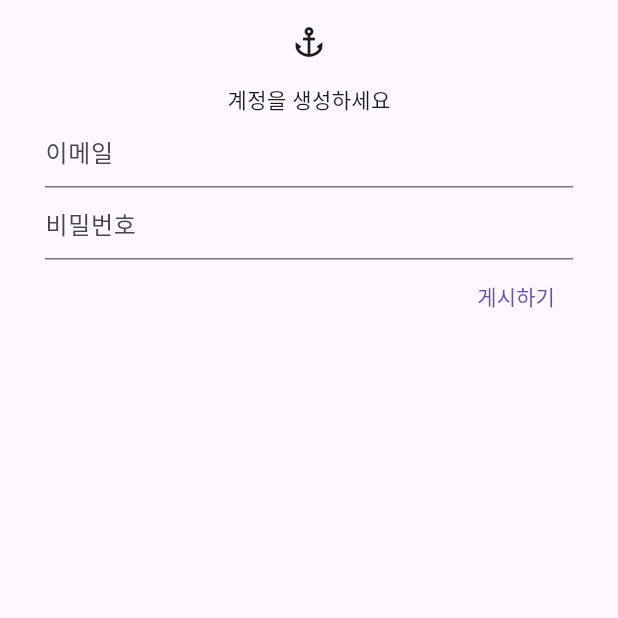
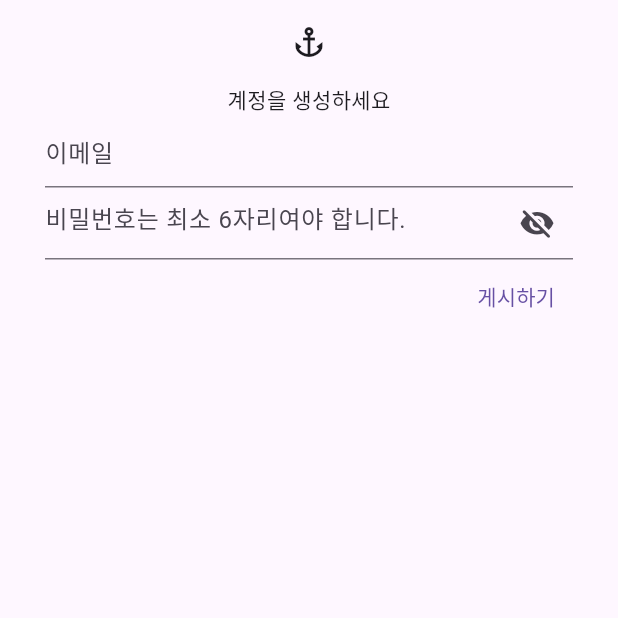
Before and after one commit to LangJooPractice/practice-flutter, a Flutter app: the Register screen opened by its route, on a phone screen of 412 x 824 dp, the top half of it. Run offline on Flutter 3.47's test engine with Material 3 defaults, Android fonts, the phone set to English and light mode, and no system bars; our stand-ins replace dio, flutter_riverpod, flutter_speed_dial, go_router, material_symbols_icons.

Commit message:
add : 회원가입 화면 mobile validation 구현

```diff
--- a/lib/provider/auth/register_provider.dart
+++ b/lib/provider/auth/register_provider.dart
@@ -6,6 +6,10 @@ final registerApiServiceProvider = Provider<RegisterApiService>((ref) {
   return RegisterApiService();
 });
 
+//StateNotifierProvider는 <NotifierType,StateType>을 가지며
+//NotifierType은 상태변화 로직을 포함하는 class이다.
+//AsyncValue<>는 위로인해 변화한 상태의 부모이다
+//즉 NotifierType를 통해 로직변화가 이루어지고 이를통한 상태변화의 결과가 AsyncValue<>
 final postRegisterProvider =
     StateNotifierProvider<RegisterProvider, AsyncValue<String?>>((ref) {
       return RegisterProvider(api: ref.watch(registerApiServiceProvider));
@@ -21,7 +25,7 @@ class RegisterProvider extends StateNotifier<AsyncValue<String?>> {
     //일단 로딩으로 바꿔
     state = AsyncLoading();
     //---------------------------------------
-    if (email == "test" && password == "test") {
+    if (email == "test@test.com" && password == "123456") {
       state = AsyncData("success");
       return "success";
     }
--- a/lib/screen/auth/login_screen.dart
+++ b/lib/screen/auth/login_screen.dart
@@ -57,6 +57,12 @@ class _LoginScreenState extends ConsumerState<LoginScreen> {
                 },
                 child: Text("회원가입하기"),
               ),
+              TextButton(
+                onPressed: () {
+                  context.go('/main');
+                },
+                child: Text("메인으로 이동"),
+              ),
             ],
           ),
         ),
--- a/lib/screen/auth/register.dart
+++ b/lib/screen/auth/register.dart
@@ -13,10 +13,20 @@ class Register extends ConsumerStatefulWidget {
 class _RegisterState extends ConsumerState<Register> {
   final registerEmailController = TextEditingController();
   final registerPasswordController = TextEditingController();
+  bool isObscure = true;
 
   @override
   Widget build(BuildContext context) {
+    //Form 위젯 밖에서(버튼) form.validate()을 하기 위해서 key를 사용하여 formState에 접근
+    final formKey = GlobalKey<FormState>();
+    //--------------------------------------------
+    //이건 회원가입 페이지에서 버튼등을 누를때 사용
     final registerState = ref.watch(postRegisterProvider);
+
+    //------------------------------------------
+    //회원가입 이후 서버의 응답에 따라 그 응답값을 listen 하고
+    //값에 따라 페이지 로직을 결정함
+    //success 이면 pop, fail/other이면 오류 메세지 출력
     ref.listen<AsyncValue<String?>>(postRegisterProvider, (prev, next) {
       next.when(
         data: (value) {
@@ -56,18 +66,63 @@ class _RegisterState extends ConsumerState<Register> {
         child: Column(
           children: [
             Center(child: Text("계정을 생성하세요")),
-            TextField(
-              controller: registerEmailController,
-              decoration: InputDecoration(hintText: "이메일"),
-            ),
-            TextField(
-              controller: registerPasswordController,
-              decoration: InputDecoration(hintText: "비밀번호"),
+
+            Form(
+              key: formKey,
+              autovalidateMode: AutovalidateMode.onUserInteraction,
+              child: Column(
+                children: [
+                  TextFormField(
+                    controller: registerEmailController,
+                    decoration: InputDecoration(hintText: "이메일"),
+                    validator: (value) {
+                      if (value == null || value.isEmpty) {
+                        return "이메일을 입력하세요,";
+                      } else if (!isValidEmail(value)) {
+                        return "올바른 이메일 형식을 입력하세요.";
+                      }
+                      return null;
+                    },
+                  ),
+                  TextFormField(
+                    obscureText: isObscure,
+                    controller: registerPasswordController,
+                    decoration: InputDecoration(
+                      hintText: "비밀번호는 최소 6자리여야 합니다.",
+                      suffixIcon: IconButton(
+                        onPressed: () {
+                          setState(() {
+                            isObscure = !isObscure;
+                          });
+                        },
+                        icon: Icon(
+                          isObscure
+                              ? Icons.visibility_off_rounded
+                              : Icons.visibility,
+                        ),
+                      ),
+                    ),
+                    validator: (value) {
+                      if (value == null || value.isEmpty) {
+                        return "비밀번호를 입력하세요,";
+                      } else if (value.length < 5) {
+                        return "비밀번호는 최소 6자리여야 합니다.";
+                      }
+                      return null;
+                    },
+                  ),
+                ],
+              ),
             ),
             Row(
               mainAxisAlignment: MainAxisAlignment.end,
               children: [
                 TextButton(
+                  //처음 누른 경우 당연히 isLoading이 아님 -> ref.read실행
+                  //ref.read를 사용하는 이유 -> notifier를 이용해서 postRegister를 사용하기 위해
+                  //postRegister의 parameter값을 controller를 통해 전달하고
+                  //서버로 그 값을 전송함 이후 로직은 서버의 응답으로부터 ASyncValue가 변하고
+                  //그걸 위의 ref.listen이 감지하여 상태에 따른 화면 구현
                   onPressed: registerState.isLoading
                       ? null
                       : () async {
@@ -82,6 +137,8 @@ class _RegisterState extends ConsumerState<Register> {
                             throw Exception(e);
                           }
                         },
+                  //누른경우 그 직후 registerState가 AsyncLoading으로 변하므로 버퍼가 돌고
+                  //이후 응답을 받으면 AsyncData값을 가지므로 다시 버튼을 활성화 함
                   child: registerState.isLoading
                       ? CircularProgressIndicator()
                       : Text("게시하기"),
@@ -94,3 +151,9 @@ class _RegisterState extends ConsumerState<Register> {
     );
   }
 }
+
+//그냥 복붙함 뭔뜻인지 모름
+bool isValidEmail(String value) {
+  final emailRegex = RegExp(r'^[\w-\.]+@([\w-]+\.)+[\w-]{2,4}$');
+  return emailRegex.hasMatch(value);
+}
```
